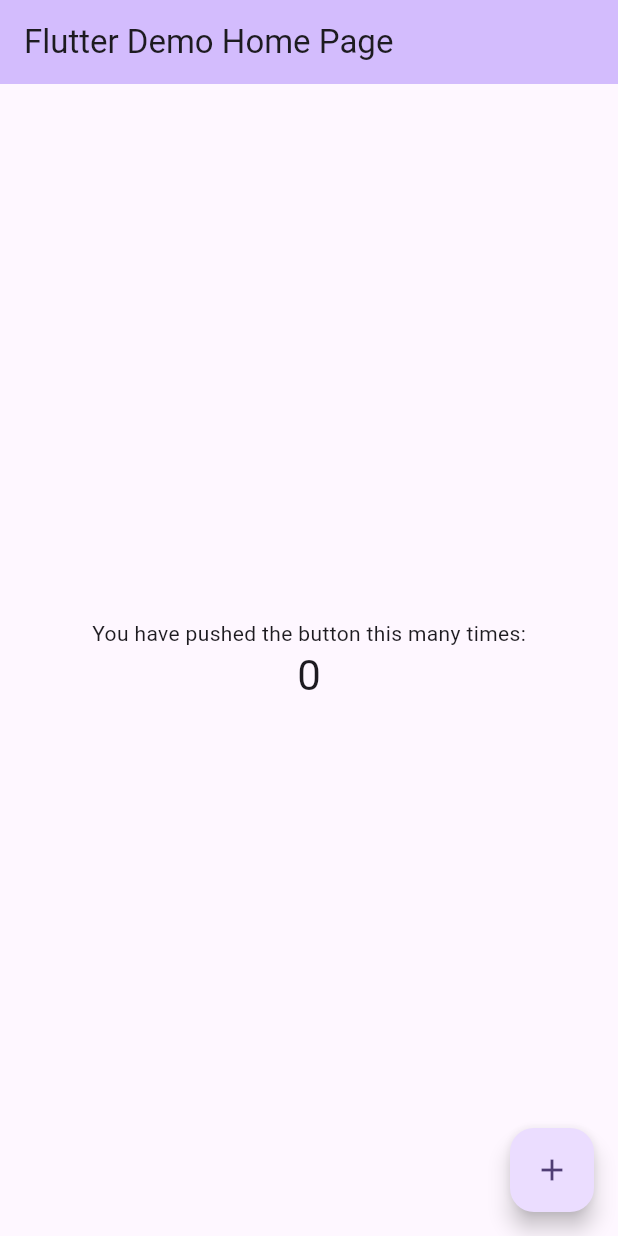
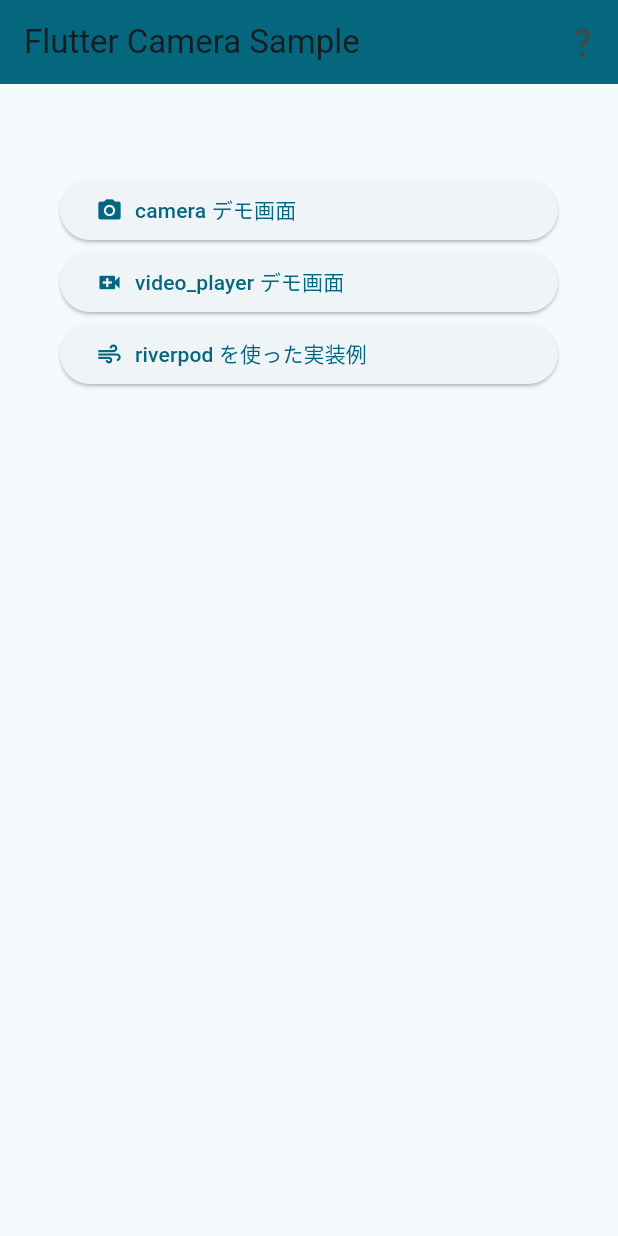
Before and after one commit to ken-ty/flutter_camera_sample, a Flutter app: the screen it shows after launch, on a phone screen of 412 x 824 dp. Run offline on Flutter 3.47's test engine with Material 3 defaults, Android fonts, the phone set to English and light mode, and no system bars; our stand-ins replace package_info_plus.

Commit message:
feat: 全体的な枠組みを作成

```diff
--- a/lib/main.dart
+++ b/lib/main.dart
@@ -1,6 +1,20 @@
+import 'dart:developer';
+
 import 'package:flutter/material.dart';
+import 'package:fluttercamerasample/camera_example/camera_example.dart';
+import 'package:fluttercamerasample/riverpod_example/riverpod_example.dart';
+import 'package:fluttercamerasample/video_player_example/video_player_example.dart';
+import 'package:package_info_plus/package_info_plus.dart';
 
-void main() {
+const _logPrefix = 'main.dart';
+
+void main() async {
+  WidgetsFlutterBinding.ensureInitialized();
+
+  // このアプリについて
+  final packageInfo = await PackageInfo.fromPlatform();
+  log('$_logPrefix ${packageInfo.appName} ${packageInfo.version} (${packageInfo.buildNumber}) launched!');
+
   runApp(const MyApp());
 }
 
@@ -10,59 +24,114 @@
   @override
   Widget build(BuildContext context) {
     return MaterialApp(
-      title: 'Flutter Demo',
+      title: 'Flutter Camera Sample',
       theme: ThemeData(
-        colorScheme: ColorScheme.fromSeed(seedColor: Colors.deepPurple),
+        colorScheme: ColorScheme.fromSeed(seedColor: const Color(0x00C5E0EB)),
         useMaterial3: true,
       ),
-      home: const MyHomePage(title: 'Flutter Demo Home Page'),
+      home: const MyHomePage(),
     );
   }
 }
 
-class MyHomePage extends StatefulWidget {
-  const MyHomePage({super.key, required this.title});
-
-  final String title;
-
-  @override
-  State<MyHomePage> createState() => _MyHomePageState();
-}
-
-class _MyHomePageState extends State<MyHomePage> {
-  int _counter = 0;
-
-  void _incrementCounter() {
-    setState(() {
-      _counter++;
-    });
-  }
+/// ホーム画面
+///
+/// 各サンプルへ遷移できる
+class MyHomePage extends StatelessWidget {
+  const MyHomePage({super.key});
 
   @override
   Widget build(BuildContext context) {
     return Scaffold(
+      backgroundColor: Theme.of(context).colorScheme.background,
       appBar: AppBar(
-        backgroundColor: Theme.of(context).colorScheme.inversePrimary,
-        title: Text(widget.title),
+        title: const Text('Flutter Camera Sample'),
+        backgroundColor: Theme.of(context).colorScheme.primary,
+        actions: [_aboutButton(context)],
       ),
-      body: Center(
+      body: const _Body(),
+    );
+  }
+
+  /// アプリについてのダイアログを表示する
+  Widget _aboutButton(BuildContext context) {
+    return IconButton(
+      onPressed: () => showAboutDialog(
+        context: context,
+        applicationIcon: const FlutterLogo(),
+        applicationLegalese: '© 2024 CYKAMI.com',
+        children: const [
+          Text(
+            'Flutter Camera Sample は、Flutter でカメラを使うサンプルです。'
+            '公式サンプル 及び riverpod を用いたデモ画面を提供します。',
+          ),
+        ],
+      ),
+      icon: const Icon(Icons.question_mark),
+    );
+  }
+}
+
+class _Body extends StatelessWidget {
+  const _Body();
+
+  @override
+  Widget build(BuildContext context) {
+    return SafeArea(
+      child: Container(
+        width: double.infinity,
+        padding: const EdgeInsets.symmetric(horizontal: 40, vertical: 60),
         child: Column(
-          mainAxisAlignment: MainAxisAlignment.center,
-          children: <Widget>[
-            const Text(
-              'You have pushed the button this many times:',
+          children: [
+            _customButton(
+              title: 'camera デモ画面',
+              icon: Icons.camera_alt,
+              onPressed: () => Navigator.push(
+                context,
+                MaterialPageRoute(
+                  builder: (context) => const CameraExamplePage(),
+                ),
+              ),
             ),
-            Text(
-              '$_counter',
-              style: Theme.of(context).textTheme.headlineMedium,
+            _customButton(
+              title: 'video_player デモ画面',
+              icon: Icons.video_call,
+              onPressed: () => Navigator.push(
+                context,
+                MaterialPageRoute(
+                  builder: (context) => const VideoPlayerExamplePage(),
+                ),
+              ),
+            ),
+            _customButton(
+              title: 'riverpod を使った実装例',
+              icon: Icons.air,
+              onPressed: () => Navigator.push(
+                context,
+                MaterialPageRoute(
+                  builder: (context) => const RiverpodExamplePage(),
+                ),
+              ),
             ),
           ],
         ),
       ),
-      floatingActionButton: FloatingActionButton(
-        onPressed: _incrementCounter,
-        tooltip: 'Increment',
-        child: const Icon(Icons.add),
+    );
+  }
+
+  Widget _customButton({
+    required String title,
+    IconData? icon,
+    void Function()? onPressed,
+  }) {
+    return ElevatedButton(
+      onPressed: onPressed,
+      child: Row(
+        children: [
+          Icon(icon ?? Icons.open_in_new),
+          const SizedBox(width: 8),
+          Text(title),
+        ],
       ),
     );
   }
--- a/pubspec.yaml
+++ b/pubspec.yaml
@@ -12,6 +12,7 @@
     sdk: flutter
 
   cupertino_icons: ^1.0.2
+  package_info_plus: ^5.0.1
 
 dev_dependencies:
   flutter_test:
```
Also changed, not shown: lib/camera_example/camera_example.dart (added, +13 -0 lines), lib/riverpod_example/riverpod_example.dart (added, +13 -0 lines), lib/video_player_example/video_player_example.dart (added, +13 -0 lines), pubspec.lock, 4 other files.
